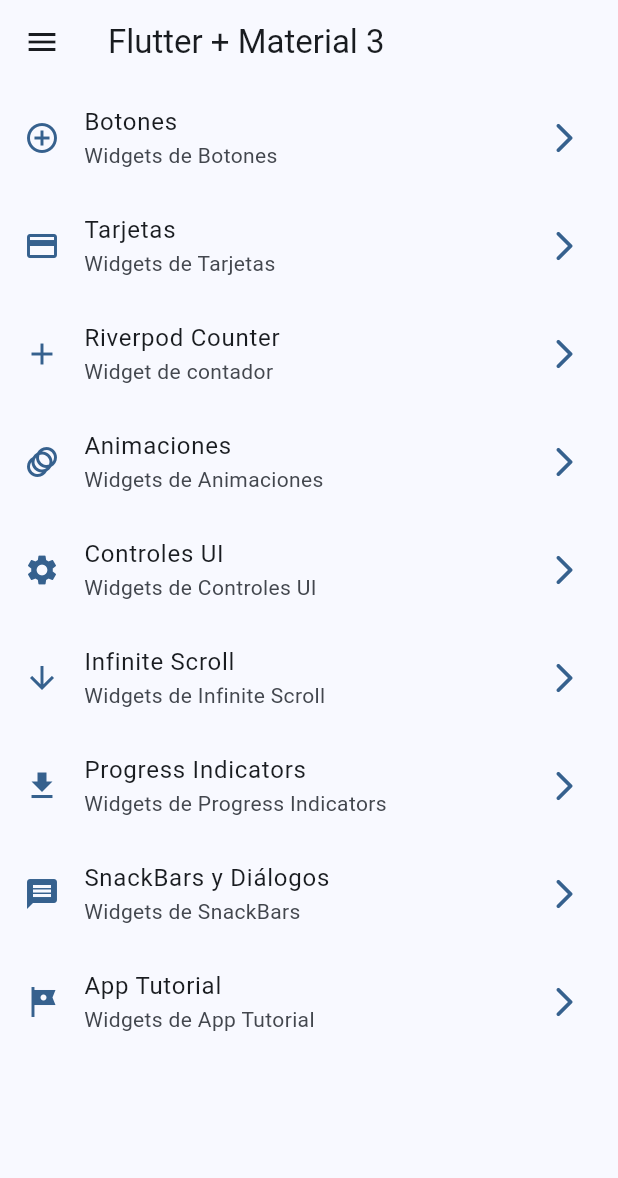
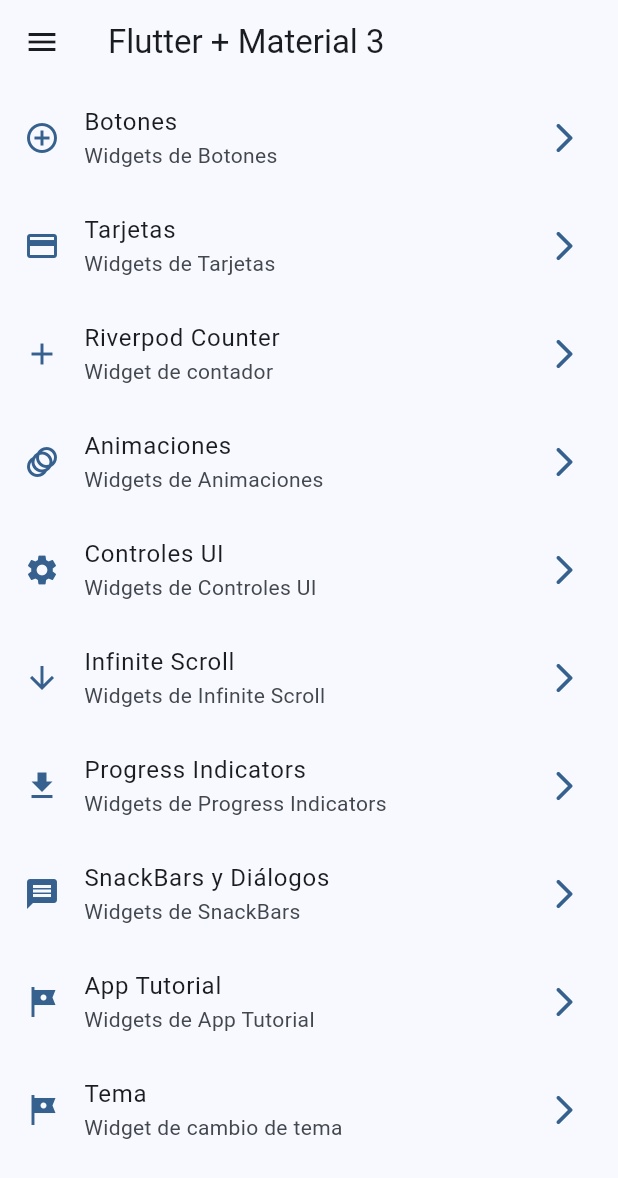
Before and after one commit to U2D-8Bits/WidgetsApp_Flutter, a Flutter app: the screen it shows after launch, on a phone screen of 412 x 824 dp. Shown: the top 1178 px of the screen. Run offline on Flutter 3.47's test engine with Material 3 defaults, Android fonts, the phone set to English and light mode, and no system bars; our stand-ins replace animate_do, flutter_riverpod, go_router.

Commit message:
Riverpod Cambiar el Color y Tema de App

```diff
--- a/lib/config/menu/menu_items.dart
+++ b/lib/config/menu/menu_items.dart
@@ -59,4 +59,9 @@ const appMenuItem = <MenuItems>[
       subtitle: 'Widgets de App Tutorial',
       url: '/app_tutorial',
       icon: Icons.tour),
+  MenuItems(
+      title: 'Tema',
+      subtitle: 'Widget de cambio de tema',
+      url: '/theme_changer',
+      icon: Icons.tour),
 ];
--- a/lib/config/router/app_router.dart
+++ b/lib/config/router/app_router.dart
@@ -68,11 +68,18 @@ final GoRouter appRouter = GoRouter(
         return const AppTutorialScreen();
       },
     ),
-        GoRoute(
+    GoRoute(
       name: CounterScreen.name,
       path: '/contador',
-      builder: ( BuildContext context, GoRouterState state) {
+      builder: (BuildContext context, GoRouterState state) {
         return const CounterScreen();
+      },
+    ),
+    GoRoute(
+      name: ThemeChangerScreen.name,
+      path: '/theme_changer',
+      builder: (BuildContext context, GoRouterState state) {
+        return const ThemeChangerScreen();
       },
     ),
   ],
--- a/lib/config/theme/app_theme.dart
+++ b/lib/config/theme/app_theme.dart
@@ -18,14 +18,17 @@ const colorList = <Color> [
 class AppTheme {
 
   final int selectedColor;
+  final bool isDarkMode;
 
   AppTheme({
     this.selectedColor = 0,
+    this.isDarkMode = false,
   }): assert ( selectedColor < colorList.length, 'selectedColor must be less than ${colorList.length}'),
       assert ( selectedColor >= 0 && selectedColor < colorList.length, 'selectedColor must be less than ${colorList.length - 1}');
 
   ThemeData getTheme() => ThemeData(
     useMaterial3: true,
+    brightness: isDarkMode? Brightness.dark : Brightness.light,
     colorSchemeSeed: colorList[selectedColor],
     appBarTheme: const AppBarTheme(
       centerTitle: false,
--- a/lib/main.dart
+++ b/lib/main.dart
@@ -2,6 +2,7 @@ import 'package:flutter/material.dart';
 import 'package:flutter_riverpod/flutter_riverpod.dart';
 import 'package:widgetapp/config/router/app_router.dart';
 import 'package:widgetapp/config/theme/app_theme.dart';
+import 'package:widgetapp/presentation/providers/theme_provider.dart';
 
 void main() {
   runApp(
@@ -9,16 +10,20 @@ void main() {
   );
 }
 
-class MainApp extends StatelessWidget {
+class MainApp extends ConsumerWidget {
   const MainApp({super.key});
 
   @override
-  Widget build(BuildContext context) {
+  Widget build(BuildContext context, WidgetRef ref) {
+
+    final bool darkMode = ref.watch(isDarkMode);
+    final int selectedColor = ref.watch(selectedIndexColorProvider);
+
     return MaterialApp.router(
       title: 'WidgetApp',
       routerConfig: appRouter,
       debugShowCheckedModeBanner: false,
-      theme: AppTheme(selectedColor: 0).getTheme(),
+      theme: AppTheme(selectedColor: selectedColor, isDarkMode: darkMode ).getTheme(),
     );
   }
 }
--- /dev/null
+++ b/lib/presentation/providers/theme_provider.dart
@@ -0,0 +1,12 @@
+
+
+import 'package:flutter_riverpod/flutter_riverpod.dart';
+import 'package:widgetapp/config/theme/app_theme.dart';
+
+final isDarkMode = StateProvider<bool>( (ref) => false);
+
+//  Listado de colores inmutables
+final colorListProvider = StateProvider( (ref) => colorList );
+
+
+final selectedIndexColorProvider = StateProvider<int>( (ref) => 0 );
--- a/lib/presentation/screens/screens.dart
+++ b/lib/presentation/screens/screens.dart
@@ -1,3 +1,4 @@
+export 'package:widgetapp/presentation/screens/theme_changer/theme_changer_screen.dart';
 export 'package:widgetapp/presentation/screens/animated/animated_screen.dart';
 export 'package:widgetapp/presentation/screens/app_tutorial/app_tutorial_screen.dart';
 export 'package:widgetapp/presentation/screens/buttons/buttons_screen.dart';
```
Also changed, not shown: lib/presentation/screens/counter/counter_screen.dart (+13 -1 lines), lib/presentation/screens/theme_changer/theme_changer_screen.dart (added, +66 -0 lines).
